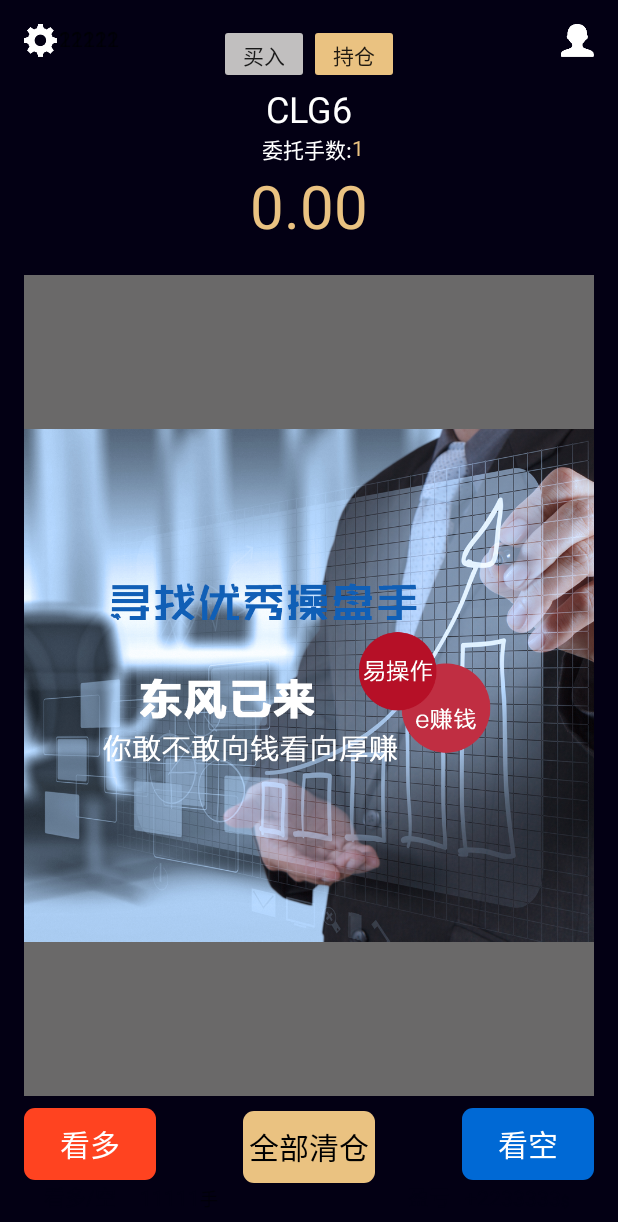
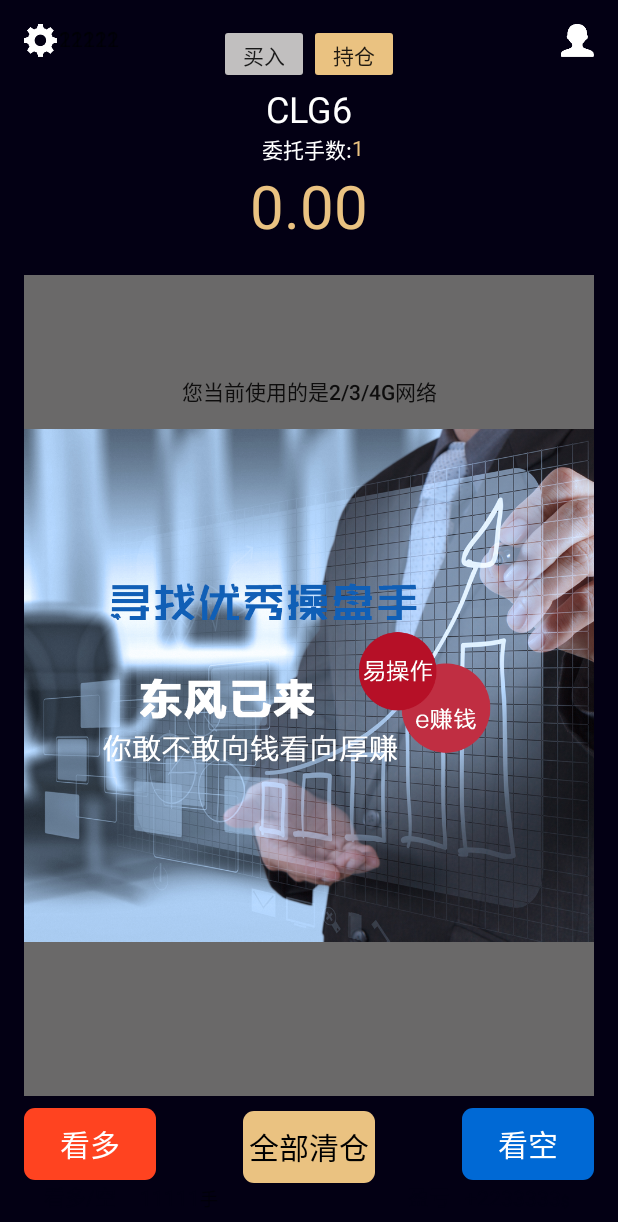
Before and after one commit to iosdevelop123/demo, an Android app: the MainActivity screen opened directly, with no data from a screen before it, on a phone screen of 412 x 824 dp. Shown: the top 1222 px of the screen. Run offline under Robolectric (Android 15) with nearby library versions, the light colour scheme and no system bars; 3 statements that could not run were skipped.

Commit message:
判断网络类型动画

```diff
--- a/MyApplication/app/src/main/java/com/example/secretwang/myapplication/MainActivity.java
+++ b/MyApplication/app/src/main/java/com/example/secretwang/myapplication/MainActivity.java
@@ -9,6 +9,7 @@
 import android.content.Intent;
 
 import android.content.SharedPreferences;
+import android.graphics.Color;
 import android.net.Uri;
 import android.os.Bundle;
 import android.os.Handler;
@@ -25,6 +26,10 @@
 import android.view.View;
 
 import android.view.Window;
+import android.view.animation.AlphaAnimation;
+import android.view.animation.Animation;
+import android.view.animation.ScaleAnimation;
+import android.view.animation.TranslateAnimation;
 import android.widget.Button;
 import android.widget.ImageButton;
 import android.widget.TextView;
@@ -87,6 +92,7 @@
     private String BUYLESS = "看空";
     private String BUYONCE = "追单";
     private String FANXIANG = "反向开仓";
+    private Button netBtn;
     @Override
     protected void onCreate(Bundle savedInstanceState) {
         requestWindowFeature(Window.FEATURE_NO_TITLE);
@@ -102,6 +108,32 @@
         client = new GoogleApiClient.Builder(this).addApi(AppIndex.API).build();
         timeDingshi();
         new Thread(HBListRunnable).start();//获取货币列表
+        //网络判断动画
+        netAnimation();
+    }
+    //
+    private void netAnimation(){
+        NetWorkUtils net = new NetWorkUtils();
+        int type=net.getAPNType(MainActivity.this);
+        if (type==0){
+            netBtn.setText("您当前使用的是2/3/4G网络");
+            //初始化
+            Animation alphaAnimation  = new AlphaAnimation(1.0f,0.0f);
+            //设置动画时间
+            alphaAnimation .setDuration(10000);
+            netBtn.startAnimation(alphaAnimation);
+            netBtn.setBackgroundColor(Color.TRANSPARENT);
+            netBtn.setVisibility(View.INVISIBLE);
+        }else if (type==1){
+            netBtn.setText("您当前使用的是wifi网络");
+            //初始化
+            Animation alphaAnimation  = new AlphaAnimation(1.0f,0.0f);
+            //设置动画时间
+            alphaAnimation .setDuration(10000);
+            netBtn.startAnimation(alphaAnimation);
+            netBtn.setBackgroundColor(Color.TRANSPARENT);
+            netBtn.setVisibility(View.INVISIBLE);
+        }
     }
 //定时器
     private void timeDingshi(){
@@ -258,6 +290,8 @@
         client = new GoogleApiClient.Builder(this).addApi(AppIndex.API).build();
         //最新行情数据
         PriceTxt = (TextView)findViewById(R.id.textView_priceText);
+        //网络button
+        netBtn =(Button)findViewById(R.id.netImgBtn);
     }
 //    设置按钮允许点击
     private void buttonCanClick(){
--- a/MyApplication/app/src/main/res/layout/content_main.xml
+++ b/MyApplication/app/src/main/res/layout/content_main.xml
@@ -258,5 +258,17 @@
         android:layout_alignEnd="@+id/surfaceView"
         android:src="@mipmap/banner3" />
 
+    <Button
+        android:layout_width="wrap_content"
+        android:layout_height="wrap_content"
+        android:id="@+id/netImgBtn"
+        android:backgroundTint="#00f2f0f0"
+        android:layout_below="@+id/textView4"
+        android:layout_alignParentLeft="true"
+        android:layout_alignParentStart="true"
+        android:layout_marginTop="53dp"
+        android:layout_alignParentRight="true"
+        android:layout_alignParentEnd="true" />
+
 
 </RelativeLayout>
```
